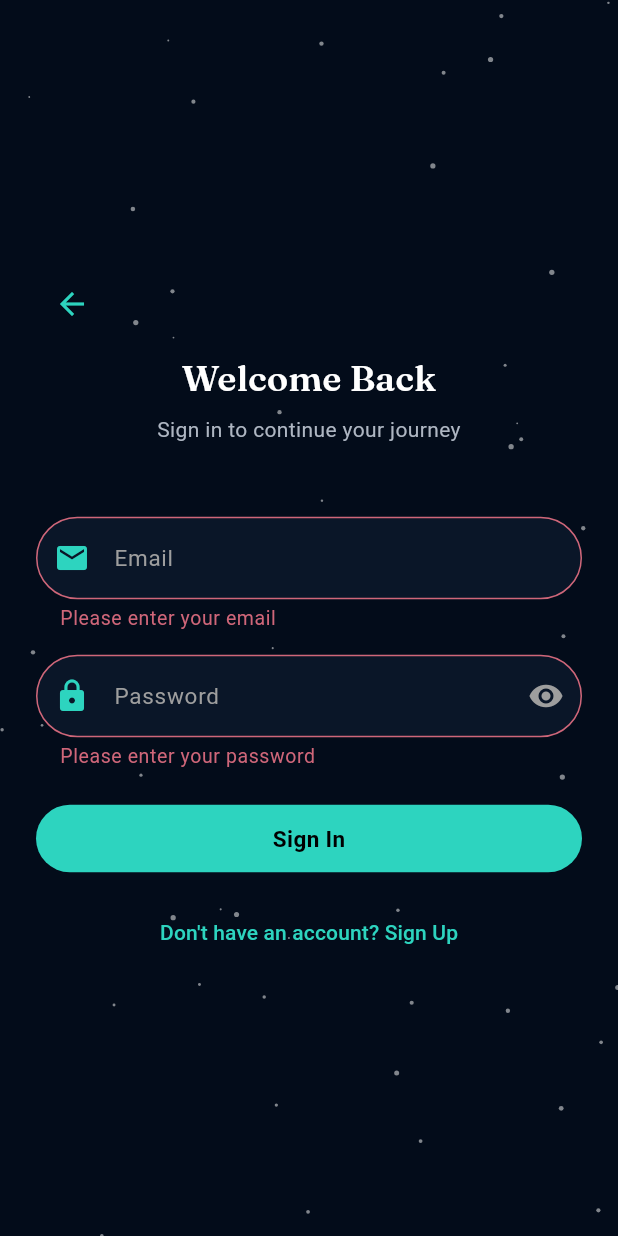
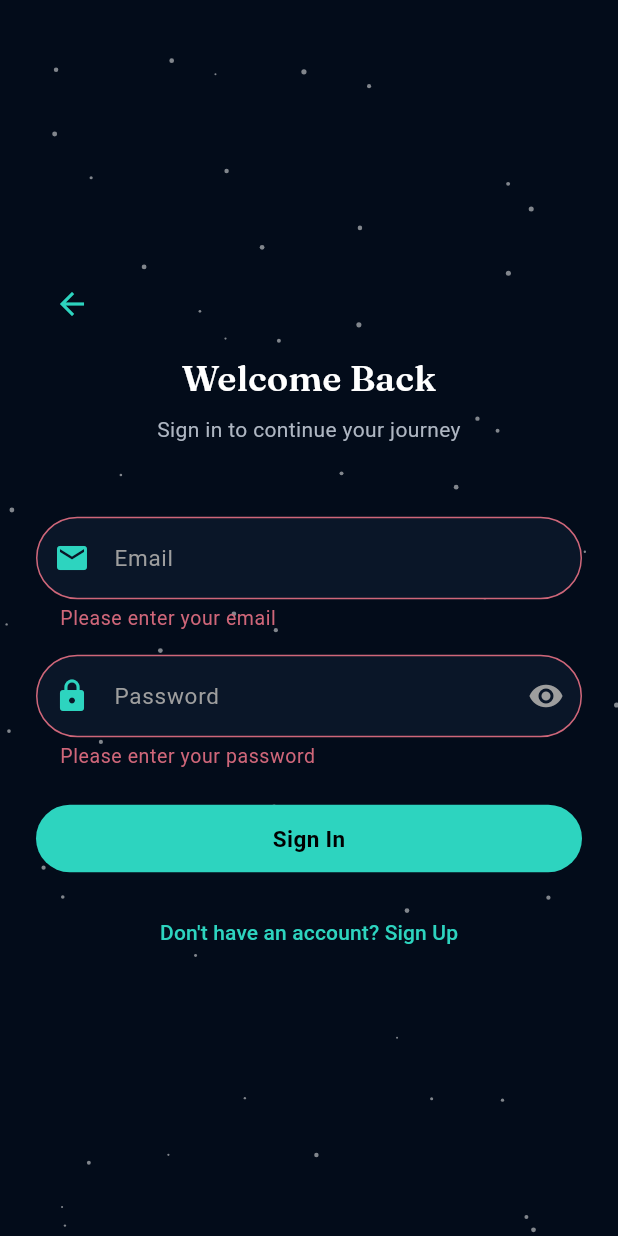
Before and after one commit to HughieMM/Cruise_App, a Flutter app: the screen it shows after launch, after a tap on "Board the Ship", after a tap on "Sign Up", after a tap on "Already have an account? Sign In", on a phone screen of 412 x 824 dp. Run offline on Flutter 3.47's test engine with Material 3 defaults, Android fonts, the phone set to English and light mode, and no system bars; our stand-ins replace cached_network_image, cloud_firestore, firebase_auth, firebase_core, firebase_messaging, firebase_storage and 4 more; accounts and stored records are empty.

Commit message:
Animate glyph rings + starfield drift, blend Hot Zone vote colors
- Extract the splash screen's ring glyph into a shared DriftlyGlyph
  widget with continuously rippling/pulsing rings (was static before),
  and reuse it on the welcome screen too, matching the supplied Figma
  reference while keeping the wave icon itself unchanged
- Fix the onboarding/notification starfield: dots used to visibly jump
  whenever a fresh screen mounted (a shared static Random kept
  advancing its cursor across screens); now each dot drifts smoothly
  and continuously via an AnimationController, so it never jumps
- Hot Zone cards now blend all 4 vibe colors across the whole card
  background weighted by vote share (cold-to-warm), instead of a
  small "Current Vibe" pill — same idea as the pod picker's color
  blend, and the leading icon now recolors to the dominant vibe too
- Restyle Vote on Vibe dialog off plain white/blue glass onto the
  app's teal-branded glass look (background, header icon, info
  banner, submit button)

Co-Authored-By: Claude Sonnet 5 <noreply@anthropic.com>
Claude-Session: https://claude.ai/code/session_017nbsGwUar9f2huemtVFgqt

```diff
--- a/driftly/lib/screens/auth/sign_in_sign_up_screen.dart
+++ b/driftly/lib/screens/auth/sign_in_sign_up_screen.dart
@@ -5,6 +5,7 @@ import '../../providers/auth_provider.dart';
 import '../../theme/app_colors.dart';
 import '../../theme/app_text_styles.dart';
 import '../../widgets/app_background.dart';
+import '../../widgets/driftly_glyph.dart';
 import '../../widgets/pill_button.dart';
 import '../../widgets/small_caps_label.dart';
 
@@ -100,18 +101,7 @@ class _SignInSignUpScreenState extends State<SignInSignUpScreen> {
           mainAxisAlignment: MainAxisAlignment.center,
           crossAxisAlignment: CrossAxisAlignment.stretch,
           children: [
-            Center(
-              child: Container(
-                width: 96,
-                height: 96,
-                decoration: BoxDecoration(
-                  color: AppColors.tealTint,
-                  borderRadius: BorderRadius.circular(20),
-                  border: Border.all(color: AppColors.teal, width: 1.5),
-                ),
-                child: const Icon(Icons.waves, color: AppColors.teal, size: 40),
-              ),
-            ),
+            const Center(child: DriftlyGlyph(size: 120)),
             const SizedBox(height: 24),
             Text(
               'Driftly',
--- a/driftly/lib/screens/splash/splash_screen.dart
+++ b/driftly/lib/screens/splash/splash_screen.dart
@@ -5,6 +5,7 @@ import '../../providers/auth_provider.dart';
 import '../../theme/app_colors.dart';
 import '../../theme/app_text_styles.dart';
 import '../../widgets/app_background.dart';
+import '../../widgets/driftly_glyph.dart';
 
 /// Splash Screen - Auth Gate
 ///
@@ -84,7 +85,7 @@ class _SplashScreenState extends State<SplashScreen> {
           child: Column(
             mainAxisAlignment: MainAxisAlignment.center,
             children: [
-              _DriftlyGlyph(),
+              const DriftlyGlyph(),
               const SizedBox(height: 24),
               ShaderMask(
                 shaderCallback: (bounds) => const LinearGradient(
@@ -111,53 +112,3 @@ class _SplashScreenState extends State<SplashScreen> {
     );
   }
 }
-
-/// Teal wave glyph in a rounded square, with soft glowing concentric rings
-/// behind it — matches the splash/welcome icon treatment in the Figma design.
-class _DriftlyGlyph extends StatelessWidget {
-  @override
-  Widget build(BuildContext context) {
-    return SizedBox(
-      width: 160,
-      height: 160,
-      child: Stack(
-        alignment: Alignment.center,
-        children: [
-          Container(
-            width: 160,
-            height: 160,
-            decoration: BoxDecoration(
-              shape: BoxShape.circle,
-              border: Border.all(color: AppColors.tealBorder, width: 1),
-            ),
-          ),
-          Container(
-            width: 110,
-            height: 110,
-            decoration: BoxDecoration(
-              shape: BoxShape.circle,
-              border: Border.all(color: AppColors.tealBorder, width: 1),
-            ),
-          ),
-          Container(
-            width: 72,
-            height: 72,
-            decoration: BoxDecoration(
-              color: AppColors.tealTint,
-              borderRadius: BorderRadius.circular(18),
-              border: Border.all(color: AppColors.teal, width: 1.5),
-              boxShadow: [
-                BoxShadow(
-                  color: AppColors.teal.withValues(alpha: 0.4),
-                  blurRadius: 24,
-                  spreadRadius: 2,
-                ),
-              ],
-            ),
-            child: const Icon(Icons.waves, color: AppColors.teal, size: 32),
-          ),
-        ],
-      ),
-    );
-  }
-}
--- a/driftly/lib/widgets/app_background.dart
+++ b/driftly/lib/widgets/app_background.dart
@@ -62,37 +62,95 @@ class AppBackground extends StatelessWidget {
 }
 
 /// Scattered small white dots over the flat navy background, matching the
-/// splash/onboarding star-field texture in the Figma design.
-class _Starfield extends StatelessWidget {
+/// splash/onboarding star-field texture in the Figma design. Each dot drifts
+/// slowly and continuously in place, so the field never jumps or resets —
+/// it just keeps floating regardless of what else is happening on screen.
+class _Starfield extends StatefulWidget {
   const _Starfield();
+
+  @override
+  State<_Starfield> createState() => _StarfieldState();
+}
+
+class _StarfieldState extends State<_Starfield> with SingleTickerProviderStateMixin {
+  late final AnimationController _controller;
+
+  @override
+  void initState() {
+    super.initState();
+    _controller = AnimationController(
+      vsync: this,
+      duration: const Duration(seconds: 60),
+    )..repeat();
+  }
+
+  @override
+  void dispose() {
+    _controller.dispose();
+    super.dispose();
+  }
 
   @override
   Widget build(BuildContext context) {
     return CustomPaint(
-      painter: _StarfieldPainter(),
+      painter: _StarfieldPainter(_controller),
     );
   }
 }
 
+class _StarDot {
+  factory _StarDot(int seed) {
+    final random = Random(seed);
+    return _StarDot._(
+      baseX: random.nextDouble(),
+      baseY: random.nextDouble(),
+      radius: 0.6 + random.nextDouble() * 1.2,
+      driftAngle: random.nextDouble() * 2 * pi,
+      driftSpeed: 0.3 + random.nextDouble() * 0.5,
+    );
+  }
+
+  _StarDot._({
+    required this.baseX,
+    required this.baseY,
+    required this.radius,
+    required this.driftAngle,
+    required this.driftSpeed,
+  });
+
+  final double baseX;
+  final double baseY;
+  final double radius;
+  final double driftAngle;
+  final double driftSpeed;
+}
+
 class _StarfieldPainter extends CustomPainter {
-  // Fixed seed so the dot placement is stable across rebuilds/frames.
-  static final Random _random = Random(42);
+  _StarfieldPainter(this.animation) : super(repaint: animation);
+
+  final Animation<double> animation;
+
+  static const _dotCount = 60;
+  static final List<_StarDot> _dots =
+      List.generate(_dotCount, (i) => _StarDot(i));
 
   @override
   void paint(Canvas canvas, Size size) {
     final paint = Paint()..color = Colors.white.withValues(alpha: 0.5);
-    const dotCount = 60;
+    // Small, slow drift so movement always reads as smooth and ambient.
+    const driftRadius = 6.0;
+    final t = animation.value;
 
-    for (var i = 0; i < dotCount; i++) {
-      final dx = _random.nextDouble() * size.width;
-      final dy = _random.nextDouble() * size.height;
-      final radius = 0.6 + _random.nextDouble() * 1.2;
-      canvas.drawCircle(Offset(dx, dy), radius, paint);
+    for (final dot in _dots) {
+      final phase = t * 2 * pi * dot.driftSpeed + dot.driftAngle;
+      final dx = dot.baseX * size.width + sin(phase) * driftRadius;
+      final dy = dot.baseY * size.height + cos(phase) * driftRadius;
+      canvas.drawCircle(Offset(dx, dy), dot.radius, paint);
     }
   }
 
   @override
-  bool shouldRepaint(covariant _StarfieldPainter oldDelegate) => false;
+  bool shouldRepaint(covariant _StarfieldPainter oldDelegate) => true;
 }
 
 /// Scaffold with the app background built-in
--- /dev/null
+++ b/driftly/lib/widgets/driftly_glyph.dart
@@ -0,0 +1,100 @@
+import 'package:flutter/material.dart';
+import '../theme/app_colors.dart';
+
+/// Teal wave glyph in a rounded square, with soft rippling rings that pulse
+/// outward around it continuously — matches the splash/welcome icon
+/// treatment in the Figma design. The wave icon itself never changes; only
+/// the surrounding rings animate.
+class DriftlyGlyph extends StatefulWidget {
+  final double size;
+
+  const DriftlyGlyph({super.key, this.size = 160});
+
+  @override
+  State<DriftlyGlyph> createState() => _DriftlyGlyphState();
+}
+
+class _DriftlyGlyphState extends State<DriftlyGlyph> with SingleTickerProviderStateMixin {
+  late final AnimationController _controller;
+
+  @override
+  void initState() {
+    super.initState();
+    _controller = AnimationController(
+      vsync: this,
+      duration: const Duration(seconds: 3),
+    )..repeat();
+  }
+
+  @override
+  void dispose() {
+    _controller.dispose();
+    super.dispose();
+  }
+
+  @override
+  Widget build(BuildContext context) {
+    return SizedBox(
+      width: widget.size,
+      height: widget.size,
+      child: Stack(
+        alignment: Alignment.center,
+        children: [
+          _Ripple(controller: _controller, delay: 0.0, size: widget.size),
+          _Ripple(controller: _controller, delay: 0.5, size: widget.size),
+          Container(
+            width: widget.size * 0.45,
+            height: widget.size * 0.45,
+            decoration: BoxDecoration(
+              color: AppColors.tealTint,
+              borderRadius: BorderRadius.circular(widget.size * 0.11),
+              border: Border.all(color: AppColors.teal, width: 1.5),
+              boxShadow: [
+                BoxShadow(
+                  color: AppColors.teal.withValues(alpha: 0.4),
+                  blurRadius: 24,
+                  spreadRadius: 2,
+                ),
+              ],
+            ),
+            child: Icon(Icons.waves, color: AppColors.teal, size: widget.size * 0.2),
+          ),
+        ],
+      ),
+    );
+  }
+}
+
+/// A single ring that grows outward and fades as it goes, looping forever.
+/// Two of these offset by half a cycle give a continuous rippling effect.
+class _Ripple extends StatelessWidget {
+  final AnimationController controller;
+  final double delay;
+  final double size;
+
+  const _Ripple({required this.controller, required this.delay, required this.size});
+
+  @override
+  Widget build(BuildContext context) {
+    return AnimatedBuilder(
+      animation: controller,
+      builder: (context, child) {
+        final t = (controller.value + delay) % 1.0;
+        final scale = 0.45 + t * 0.55;
+        final opacity = (1.0 - t) * 0.6;
+
+        return Opacity(
+          opacity: opacity.clamp(0.0, 1.0),
+          child: Container(
+            width: size * scale,
+            height: size * scale,
+            decoration: BoxDecoration(
+              shape: BoxShape.circle,
+              border: Border.all(color: AppColors.teal, width: 1.5),
+            ),
+          ),
+        );
+      },
+    );
+  }
+}
```
Also changed, not shown: driftly/lib/screens/home/tabs/hot_zones_tab.dart (+34 -25 lines), driftly/lib/screens/hot_zones/vote_dialog.dart (+11 -21 lines).
